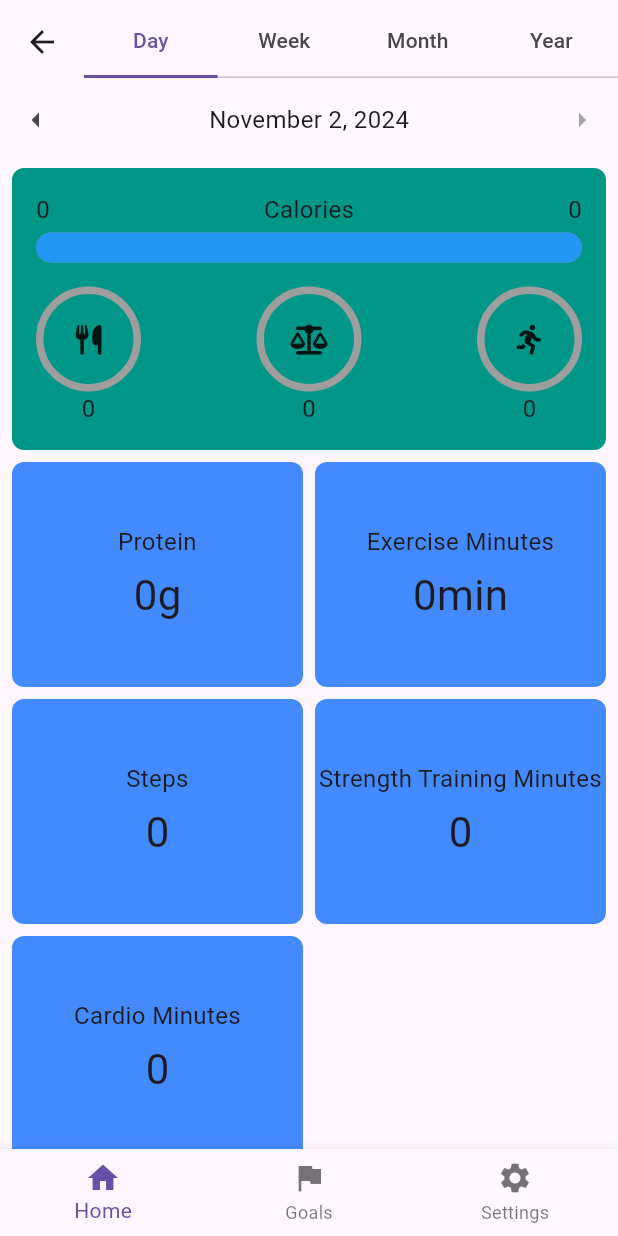
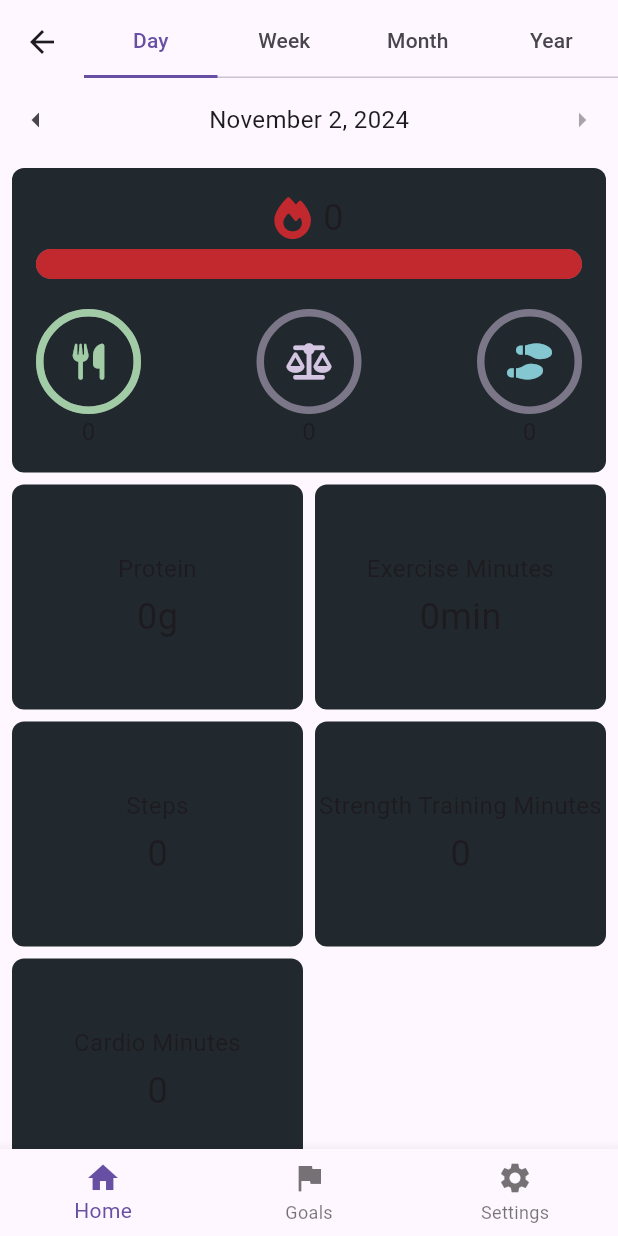
Before and after one commit to Adrian-Piwin/FitXP, a Flutter app: the HomeView screen opened by its route, on a phone screen of 412 x 824 dp. Run offline on Flutter 3.47's test engine with Material 3 defaults, Android fonts, the phone set to English and light mode, and no system bars; drawn by our look-alikes of percent_indicator; our stand-ins replace cloud_firestore, firebase_auth, firebase_core, font_awesome_flutter, shared_preferences; missing offline and left inert: firebase_ui_auth, firebase_ui_oauth_google, health; accounts and stored records are empty; generated files the repository leaves out were written again.

Commit message:
Improved header widget, added color themes. Prioritizing dark theme currently.

```diff
--- a/lib/constants/colors.constants.dart
+++ b/lib/constants/colors.constants.dart
@@ -1,10 +1,18 @@
 import 'package:flutter/material.dart';
 
 class WidgetColors{
-  static const Color primaryColor = Color(0xFF3F51B5);
+  static const Color primaryColor = Color(0xFF21292E);
 }
 
 class PercentIndicatorColors{
-  static const Color backgroundColor = Color(0xFFE0E0E0);
+  static const Color backgroundColor = Color(0xFF7B7788);
   static const Color progressColor = Color(0xFF3F51B5);
 }
+
+class RepersentationColors{
+  static const Color caloriesColor = Color(0xFFC1292E);
+  static const Color activeCaloriesColor = Color(0xFFC03221);
+  static const Color stepsColor = Color(0xFF84C7D0);
+  static const Color netCaloriesColor = Color(0xFFD4C5E2);
+  static const Color dietaryCaloriesColor = Color(0xFFA1CCA5);
+}
--- a/lib/constants/icons.constants.dart
+++ b/lib/constants/icons.constants.dart
@@ -6,6 +6,8 @@ class IconTypes{
   static const IconData goalsIcon = Icons.flag;
   static const IconData settingsIcon = Icons.settings;
   static const IconData dietaryIcon = FontAwesomeIcons.utensils;
+  static const IconData caloriesIcon = FontAwesomeIcons.fire;
   static const IconData activeCaloriesIcon = FontAwesomeIcons.personRunning;
   static const IconData netCaloriesIcon = FontAwesomeIcons.scaleBalanced;
+  static const IconData stepsIcon = FontAwesomeIcons.shoePrints;
 }
--- a/lib/constants/sizes.constants.dart
+++ b/lib/constants/sizes.constants.dart
@@ -1,7 +1,7 @@
 class FontSizes {
   static const double small = 8.0;
   static const double medium = 16.0;
-  static const double large = 28.0;
+  static const double large = 24.0;
   static const double xlarge = 32.0;
 }
 
@@ -12,8 +12,8 @@ class BorderRadiusSizes {
 }
 
 class IconSizes{
-  static const double small = 20.0;
-  static const double medium = 32.0;
+  static const double small = 24.0;
+  static const double medium = 28.0;
   static const double large = 40.0;
 }
 
@@ -21,6 +21,7 @@ class GapSizes {
   static const double small = 4.0;
   static const double medium = 8.0;
   static const double large = 16.0;
+  static const double xlarge = 20.0;
 }
 
 class PaddingSizes {
--- a/lib/pages/home/basic_widget_item.dart
+++ b/lib/pages/home/basic_widget_item.dart
@@ -1,5 +1,6 @@
 import 'package:fitxp/constants/sizes.constants.dart';
 import 'package:flutter/material.dart';
+import '../../constants/colors.constants.dart';
 
 class BasicWidgetItem extends StatelessWidget {
   final String title;
@@ -16,7 +17,7 @@ class BasicWidgetItem extends StatelessWidget {
     // Width is set in the parent
     return Container(
       decoration: BoxDecoration(
-        color: Colors.blueAccent,
+        color: WidgetColors.primaryColor,
         borderRadius: BorderRadius.circular(BorderRadiusSizes.medium),
       ),
       child: Center(
--- a/lib/pages/home/calorie_widget_item.dart
+++ b/lib/pages/home/header_widget_item.dart
@@ -1,42 +1,44 @@
+import 'package:fitxp/constants/colors.constants.dart';
 import 'package:fitxp/constants/icons.constants.dart';
 import 'package:fitxp/constants/sizes.constants.dart';
 import 'package:flutter/material.dart';
-import 'package:flutter_gen/gen_l10n/app_localizations.dart';
 import 'package:percent_indicator/percent_indicator.dart';
 import 'package:font_awesome_flutter/font_awesome_flutter.dart';
 import '../../constants/animations.constants.dart';
 
-class CalorieWidgetItem extends StatelessWidget {
+class HeaderWidgetItem extends StatelessWidget {
   final double activeCalories;
   final double restingCalories;
   final double dietaryCalories;
+  final double steps;
   final int goalDietaryCalories;
-  final int goalActiveCalories;
   final int goalNetCalories;
+  final int goalSteps;
 
-  const CalorieWidgetItem({
+  const HeaderWidgetItem({
     super.key,
     required this.activeCalories,
     required this.restingCalories,
     required this.dietaryCalories,
+    required this.steps,
     required this.goalDietaryCalories,
-    required this.goalActiveCalories,
     required this.goalNetCalories,
+    required this.goalSteps,
   });
 
   @override
   Widget build(BuildContext context) {
     final double result = activeCalories + restingCalories - dietaryCalories;
     final double totalCalories = activeCalories + restingCalories;
-    final double percentTotalCalories = totalCalories / goalDietaryCalories;
-    final double percentDietaryCalories = dietaryCalories / goalDietaryCalories;
-    final double percentNetCalories = result / goalNetCalories;
-    final double percentActiveCalories = activeCalories / goalActiveCalories;
+    final double percentTotalCalories = (totalCalories / goalDietaryCalories).clamp(0.0, 1.0);
+    final double percentDietaryCalories = (dietaryCalories / goalDietaryCalories).clamp(0.0, 1.0);
+    final double percentNetCalories = (result / goalNetCalories).clamp(0.0, 1.0);
+    final double percentSteps = (steps / goalSteps).clamp(0.0, 1.0);
 
     return SingleChildScrollView(
       child: Container(
         decoration: BoxDecoration(
-          color: Colors.teal,
+          color: WidgetColors.primaryColor,
           borderRadius: BorderRadius.circular(BorderRadiusSizes.medium),
         ),
         padding: const EdgeInsets.all(PaddingSizes.large),
@@ -46,25 +48,16 @@ class CalorieWidgetItem extends StatelessWidget {
             mainAxisAlignment: MainAxisAlignment.center,
             children: [
               Row(
-                mainAxisAlignment: MainAxisAlignment.spaceBetween,
+                mainAxisAlignment: MainAxisAlignment.center,
                 children: [
+                  FaIcon(IconTypes.caloriesIcon,
+                      size: IconSizes.medium,
+                      color: RepersentationColors.caloriesColor),
+                  const SizedBox(width: GapSizes.medium),
                   Text(
                     totalCalories.toStringAsFixed(0),
                     style: const TextStyle(
-                      fontSize: FontSizes.medium,
-                    ),
-                  ),
-                  Text(
-                    AppLocalizations.of(context)!.caloriesWidgetTitle,
-                    style: const TextStyle(
-                      fontSize: FontSizes.medium,
-                    ),
-                    textAlign: TextAlign.center,
-                  ),
-                  Text(
-                    goalDietaryCalories.toStringAsFixed(0),
-                    style: const TextStyle(
-                      fontSize: FontSizes.medium,
+                      fontSize: FontSizes.large,
                     ),
                   ),
                 ],
@@ -74,13 +67,14 @@ class CalorieWidgetItem extends StatelessWidget {
                 lineHeight: PercentIndicatorSizes.lineHeightLarge,
                 padding: EdgeInsets.zero,
                 percent: percentTotalCalories,
-                backgroundColor: Colors.grey,
-                progressColor: Colors.blue,
-                barRadius: const Radius.circular(PercentIndicatorSizes.barRadius),
+                backgroundColor: PercentIndicatorColors.backgroundColor,
+                progressColor: RepersentationColors.caloriesColor,
+                barRadius:
+                    const Radius.circular(PercentIndicatorSizes.barRadius),
                 animation: true,
                 animationDuration: PercentIndicatorAnimations.duration,
               ),
-              const SizedBox(height: GapSizes.large),
+              const SizedBox(height: GapSizes.xlarge),
               Row(
                 mainAxisAlignment: MainAxisAlignment.spaceBetween,
                 children: [
@@ -88,10 +82,11 @@ class CalorieWidgetItem extends StatelessWidget {
                     radius: PercentIndicatorSizes.circularRadiusMedium,
                     lineWidth: PercentIndicatorSizes.lineHeightSmall,
                     percent: percentDietaryCalories,
-                    center:
-                        FaIcon(IconTypes.dietaryIcon, size: IconSizes.small),
-                    progressColor: Colors.green,
-                    backgroundColor: Colors.grey,
+                    center: FaIcon(IconTypes.dietaryIcon,
+                        size: IconSizes.small,
+                        color: RepersentationColors.dietaryCaloriesColor),
+                    progressColor: RepersentationColors.dietaryCaloriesColor,
+                    backgroundColor: PercentIndicatorColors.backgroundColor,
                     animation: true,
                     animationDuration: PercentIndicatorAnimations.duration,
                     footer: Text(
@@ -105,9 +100,11 @@ class CalorieWidgetItem extends StatelessWidget {
                     radius: PercentIndicatorSizes.circularRadiusMedium,
                     lineWidth: PercentIndicatorSizes.lineHeightSmall,
                     percent: percentNetCalories,
-                    center: FaIcon(IconTypes.netCaloriesIcon, size: IconSizes.small),
-                    progressColor: Colors.orange,
-                    backgroundColor: Colors.grey,
+                    center: FaIcon(IconTypes.netCaloriesIcon,
+                        size: IconSizes.small,
+                        color: RepersentationColors.netCaloriesColor),
+                    progressColor: RepersentationColors.netCaloriesColor,
+                    backgroundColor: PercentIndicatorColors.backgroundColor,
                     animation: true,
                     animationDuration: PercentIndicatorAnimations.duration,
                     footer: Text(
@@ -120,14 +117,16 @@ class CalorieWidgetItem extends StatelessWidget {
                   CircularPercentIndicator(
                     radius: PercentIndicatorSizes.circularRadiusMedium,
                     lineWidth: PercentIndicatorSizes.lineHeightSmall,
-                    percent: percentActiveCalories,
-                    center: FaIcon(IconTypes.activeCaloriesIcon, size: IconSizes.small),
-                    progressColor: Colors.red,
-                    backgroundColor: Colors.grey,
+                    percent: percentSteps,
+                    center: FaIcon(IconTypes.stepsIcon,
+                        size: IconSizes.small,
+                        color: RepersentationColors.stepsColor),
+                    progressColor: RepersentationColors.stepsColor,
+                    backgroundColor: PercentIndicatorColors.backgroundColor,
                     animation: true,
                     animationDuration: PercentIndicatorAnimations.duration,
                     footer: Text(
-                      activeCalories.toStringAsFixed(0),
+                      steps.toStringAsFixed(0),
                       style: const TextStyle(
                         fontSize: FontSizes.medium,
                       ),
--- a/lib/pages/home/home_controller.dart
+++ b/lib/pages/home/home_controller.dart
@@ -16,6 +16,7 @@ class HomeController extends ChangeNotifier {
   int _goalDietaryCalories = 0;
   int _goalNetCalories = 500;
   int _goalActiveCalories = 500;
+  int _goalSteps = 1000;
   double _activeCalories = 0.0;
   double _restingCalories = 0.0;
   double _dietaryCalories = 0.0;
@@ -32,6 +33,7 @@ class HomeController extends ChangeNotifier {
   int get goalDietaryCalories => _goalDietaryCalories;
   int get goalNetCalories => _goalNetCalories;
   int get goalActiveCalories => _goalActiveCalories;
+  int get goalSteps => _goalSteps;
   double get activeCalories => _activeCalories;
   double get restingCalories => _restingCalories;
   double get dietaryCalories => _dietaryCalories;
--- a/lib/pages/home/home_view.dart
+++ b/lib/pages/home/home_view.dart
@@ -4,7 +4,7 @@ import 'package:fitxp/pages/home/basic_widget_item.dart';
 import 'package:flutter/material.dart';
 import 'package:provider/provider.dart';
 import '../../components/bottom_nav_bar.dart';
-import 'calorie_widget_item.dart';
+import 'header_widget_item.dart';
 import '../../components/grid_layout.dart';
 import 'home_controller.dart';
 import '../../components/date_selector.dart';
@@ -92,13 +92,14 @@ class HomeView extends StatelessWidget {
                         children: [
                           Padding(
                             padding: const EdgeInsets.fromLTRB(GapSizes.medium, GapSizes.medium, GapSizes.medium, 0),
-                            child: CalorieWidgetItem(
+                            child: HeaderWidgetItem(
                               activeCalories: controller.activeCalories,
                               restingCalories: controller.restingCalories,
                               dietaryCalories: controller.dietaryCalories,
+                              steps: controller.steps,
                               goalDietaryCalories:
-                                  controller.goalDietaryCalories,
-                              goalActiveCalories: controller.goalActiveCalories,
+                              controller.goalDietaryCalories,
+                              goalSteps: controller.goalSteps,
                               goalNetCalories: controller.goalNetCalories,
                             ),
                           ),
```
